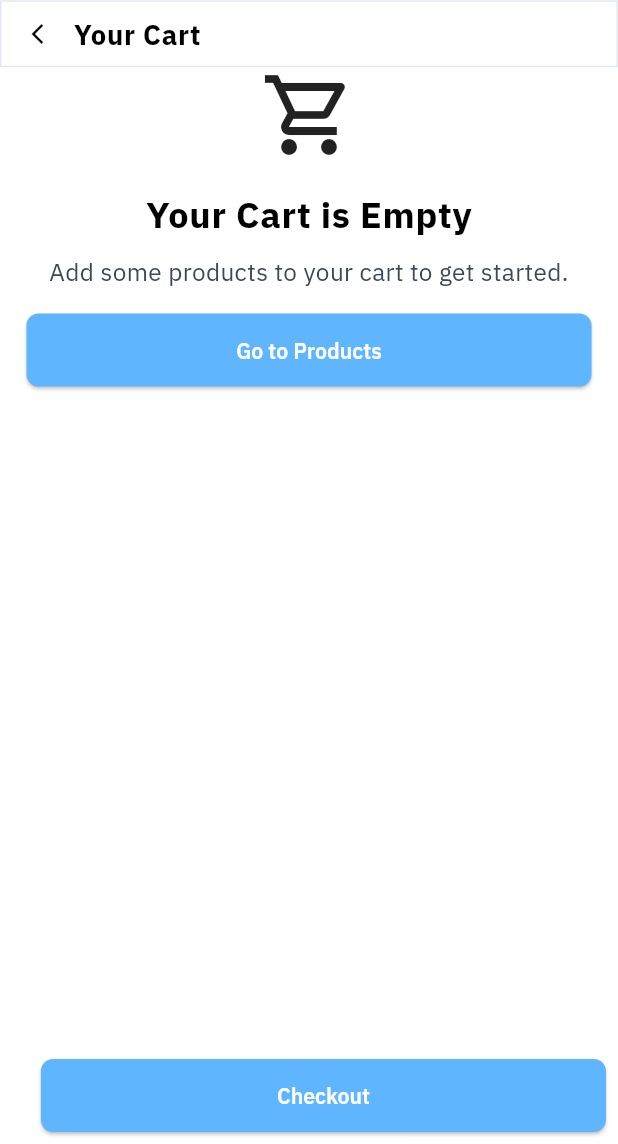
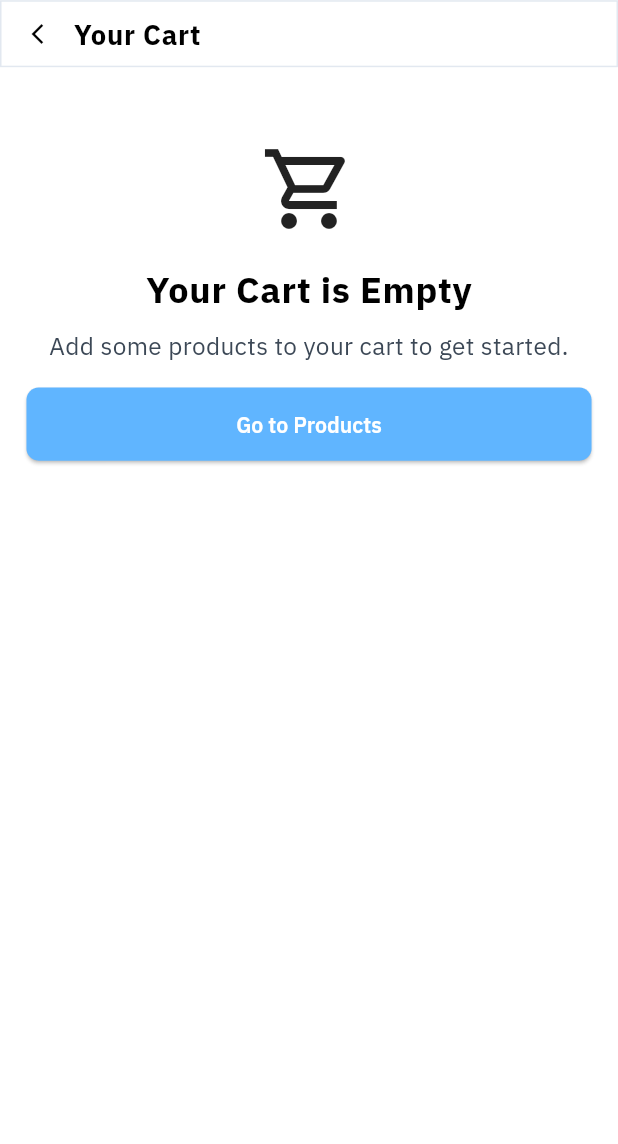
Before and after one commit to salstein/alpha_twelve, a Flutter app: the CartScreen screen opened by its route, on a phone screen of 412 x 824 dp, the part 92-1236 px from its top. Run offline on Flutter 3.47's test engine with Material 3 defaults, Android fonts, the phone set to English and light mode, and no system bars; our stand-ins replace equatable, flutter_riverpod, flutter_screenutil, go_router, google_fonts, hugeicons and 1 more; accounts and stored records are empty; project files that could hold a hidden picture were left out.

Commit message:
🛠️ - Clean up.

```diff
--- a/lib/src/features/cart/presentation/screens/cart_screen.dart
+++ b/lib/src/features/cart/presentation/screens/cart_screen.dart
@@ -9,7 +9,6 @@ import 'package:flutter_screenutil/flutter_screenutil.dart';
 import '../../../../shared/shared.dart';
 import '../widgets/cart_widget.dart';
 
-
 class CartScreen extends ConsumerStatefulWidget {
   const CartScreen({super.key});
 
@@ -18,15 +17,18 @@ class CartScreen extends ConsumerStatefulWidget {
 }
 
 class _CartScreenState extends ConsumerState<CartScreen> {
-
   @override
   Widget build(BuildContext context) {
     return Scaffold(
       persistentFooterButtons: [
-        ElevatedButton(
-          onPressed: () {},
-          child: const Text('Checkout'),
-        ),
+        if (ref.watch(cartViewModelProvider).cart.isNotEmpty) ...[
+          Center(
+            child: ElevatedButton(
+              onPressed: () {},
+              child: const Text('Checkout'),
+            ),
+          ),
+        ]
       ],
       body: SafeArea(
         child: Column(
@@ -39,9 +41,10 @@ class _CartScreenState extends ConsumerState<CartScreen> {
                 context.pop();
               },
             ),
-            if (ref.watch(cartViewModelProvider).cart.isEmpty)
+            if (ref.watch(cartViewModelProvider).cart.isEmpty) ...[
+              AlphaConstants.bigSpaceX.h.verticalSpace,
               const _EmptyCart()
-            else
+            ] else
               const SizedBox.shrink(),
             if (ref.watch(cartViewModelProvider).cart.isNotEmpty) ...[
               AlphaConstants.mediumSpace.h.verticalSpace,
@@ -56,11 +59,6 @@ class _CartScreenState extends ConsumerState<CartScreen> {
     );
   }
 }
-
-
-
-
-
 
 class _OrderInfo extends ConsumerWidget {
   const _OrderInfo();
--- a/lib/src/features/product/presentation/screen/product_details_screen.dart
+++ b/lib/src/features/product/presentation/screen/product_details_screen.dart
@@ -51,13 +51,15 @@ class _ProductDetailsScreenState extends ConsumerState<ProductDetailsScreen> {
     final product = ref.watch(productDetailsViewModelProvider).product;
     return Scaffold(
       persistentFooterButtons: [
-        ElevatedButton(
+        Center(
+          child: ElevatedButton(
               onPressed: () {
                 ref
                     .read(cartViewModelProvider.notifier)
                     .addToCart(product.toCartItem());
               },
               child: const Text('Add to Cart')),
+        ),
       ],
       body: SafeArea(
         child: Hero(
```
Lines whose indentation alone changed are shown as unchanged.
